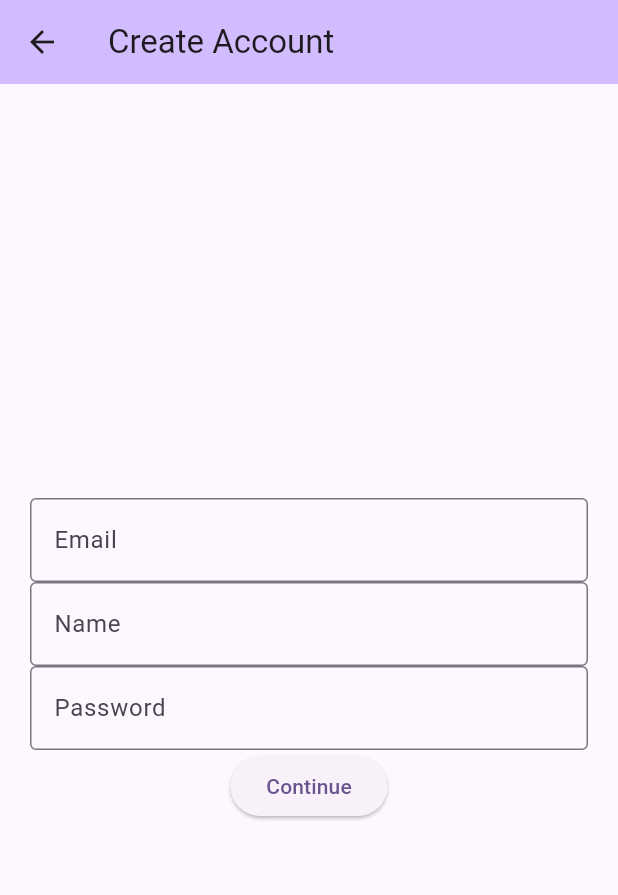
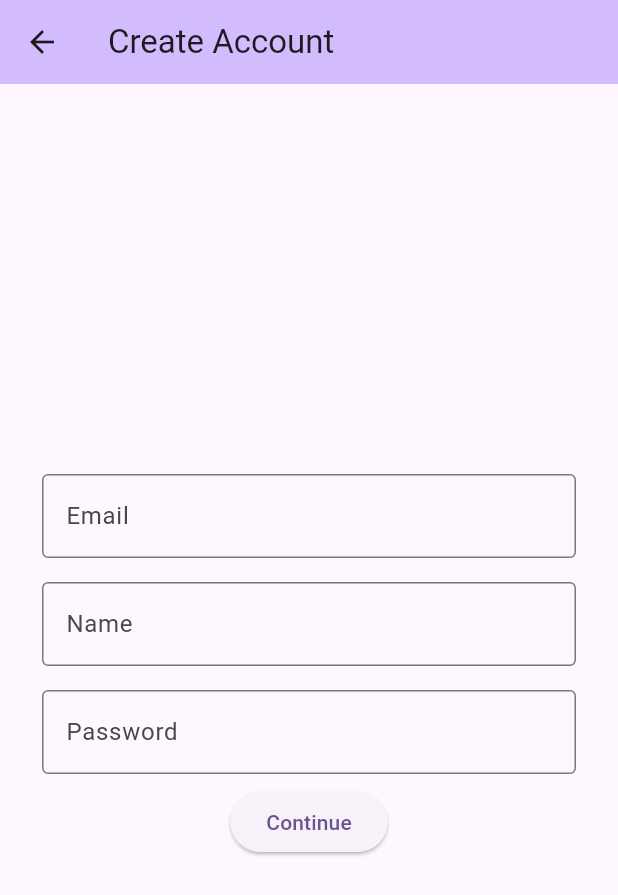
Before and after one commit to WilliamYE-07/CS_project_train, a Flutter app: the screen it shows after launch, after a tap on "Sign Up", on a phone screen of 412 x 824 dp. Shown: the top 895 px of the screen. Run offline on Flutter 3.47's test engine with Material 3 defaults, Android fonts, the light colour scheme and no system bars; our stand-ins replace cloud_firestore, firebase_auth, firebase_core, flutter_chat_bubble, flutter_profile_picture; accounts and stored records are empty; network calls fail.

Commit message:
Made final changes to app

```diff
--- a/lib/login/login.dart
+++ b/lib/login/login.dart
@@ -1,5 +1,6 @@
 import 'package:cs_project_train/Login/signup.dart';
 import 'package:cs_project_train/Room/seating_screen.dart';
+import 'package:cs_project_train/main.dart';
 import 'package:firebase_auth/firebase_auth.dart';
 import 'package:flutter/material.dart';
 import '../home.dart';
@@ -28,7 +29,7 @@ class _LoginState extends State<LoginPage> {
     }).catchError((onError) {
       ScaffoldMessenger.of(context).showSnackBar(SnackBar(
         content: Text(
-          onError.message,
+          "Incorrect email or password.",
           style: TextStyle(fontSize: 16),
         ),
       ));
@@ -39,6 +40,7 @@ class _LoginState extends State<LoginPage> {
   Widget build(BuildContext context) {
     return Scaffold(
       appBar: AppBar(
+        automaticallyImplyLeading: false,
         backgroundColor: Theme.of(context).colorScheme.inversePrimary,
         title: const Text("Login"),
       ),
@@ -47,8 +49,19 @@ class _LoginState extends State<LoginPage> {
         child:Column(
           mainAxisAlignment: MainAxisAlignment.center,
           children: [
-            TextField(
-              obscureText: false,
+            Padding(
+              padding: const EdgeInsets.all(8.0),
+              child: Text(
+                "SeatSavvy",
+                style: TextStyle(
+                  fontSize: 50,
+                  fontWeight: FontWeight.bold
+                ),
+              ),
+            ),
+            Padding(
+              padding: const EdgeInsets.all(8.0),
+              child: TextField(
                 decoration: const InputDecoration(
                   border: OutlineInputBorder(),
                   labelText: 'Email',
@@ -59,9 +72,11 @@ class _LoginState extends State<LoginPage> {
                   });
                 },
               ),
-
-            TextField(
-              obscureText: false,
+            ),
+            Padding(
+              padding: const EdgeInsets.all(8.0),
+              child: TextField(
+                obscureText: true,
                 decoration: const InputDecoration(
                   border: OutlineInputBorder(),
                   labelText: 'Password',
@@ -72,16 +87,25 @@ class _LoginState extends State<LoginPage> {
                   });
                 },
               ),
+            ),
+            Padding(
+              padding: const EdgeInsets.all(8.0),
+              child: Row(
+                mainAxisAlignment: MainAxisAlignment.spaceEvenly,
+                children: [
                   ElevatedButton(
                       onPressed: login,
                       child: Text("Continue")
                   ),
-            TextButton(onPressed: (){
-              Navigator.push(
-                context,
-                MaterialPageRoute(builder: (context) => SignUp())
-              );
-            }, child: Text("Sign Up"))
+                  ElevatedButton(
+                      onPressed: () {
+                        goToPage(context, SignUp());
+                      },
+                      child: Text("Sign Up")
+                  )
+                ],
+              ),
+            )
           ]
         )
       )
--- a/lib/login/signup.dart
+++ b/lib/login/signup.dart
@@ -36,7 +36,7 @@ class _SignUpState extends State<SignUp> {
       });}).catchError((onError) {
       ScaffoldMessenger.of(context).showSnackBar(SnackBar(
         content: Text(
-          onError.message,
+          "Username taken, or fields not filled in.",
           style: TextStyle(fontSize: 16),
         ),
       ));
@@ -58,7 +58,9 @@ class _SignUpState extends State<SignUp> {
             child: Column(
                 mainAxisAlignment: MainAxisAlignment.center,
                 children: [
-                  TextField(
+                  Padding(
+                    padding: const EdgeInsets.all(8.0),
+                    child: TextField(
                       obscureText: false,
                       decoration: const InputDecoration(
                         border: OutlineInputBorder(),
@@ -70,8 +72,10 @@ class _SignUpState extends State<SignUp> {
                         });
                       },
                     ),
-
-                  TextField(
+                  ),
+                  Padding(
+                    padding: const EdgeInsets.all(8.0),
+                    child: TextField(
                       obscureText: false,
                       decoration: const InputDecoration(
                         border: OutlineInputBorder(),
@@ -83,8 +87,10 @@ class _SignUpState extends State<SignUp> {
                         });
                       },
                     ),
-
-                  TextField(
+                  ),
+                  Padding(
+                    padding: const EdgeInsets.all(8.0),
+                    child: TextField(
                       obscureText: false,
                       decoration: const InputDecoration(
                         border: OutlineInputBorder(),
@@ -96,6 +102,7 @@ class _SignUpState extends State<SignUp> {
                         });
                       },
                     ),
+                  ),
                   ElevatedButton(onPressed: login, child: Text("Continue")),
                 ]
             )
```
Also changed, not shown: lib/chats/chat.dart (+69 -17 lines), lib/home.dart (+20 -6 lines), lib/settings.dart (added, +119 -0 lines), 1 other file. Lines whose indentation alone changed are shown as unchanged.
